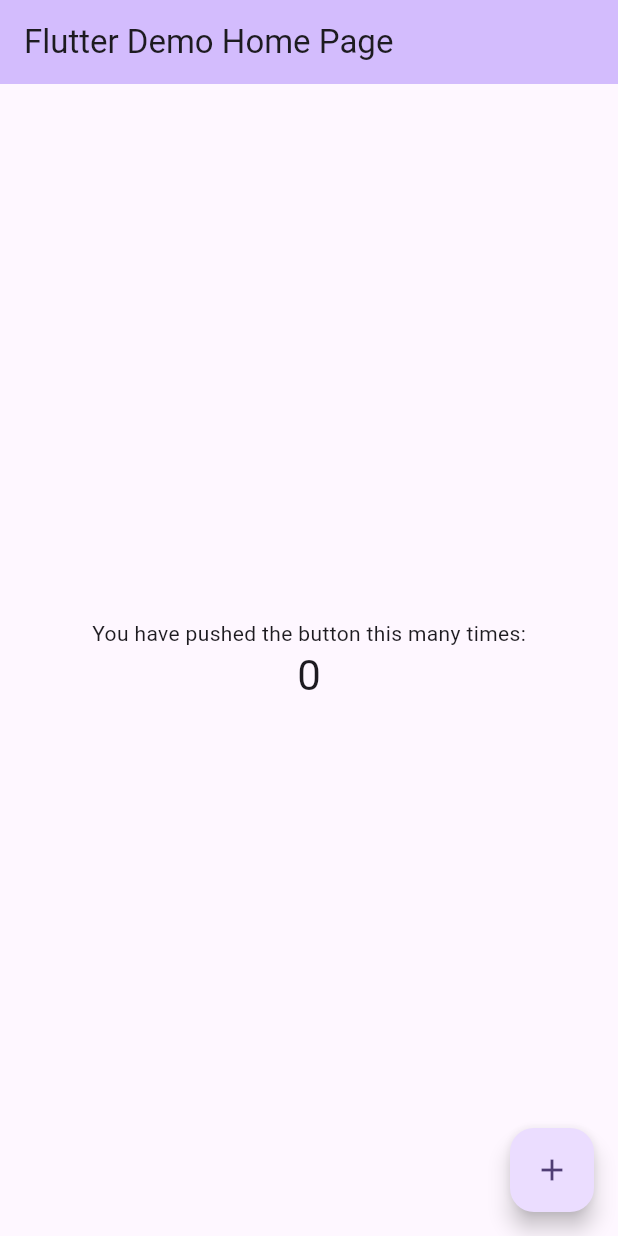
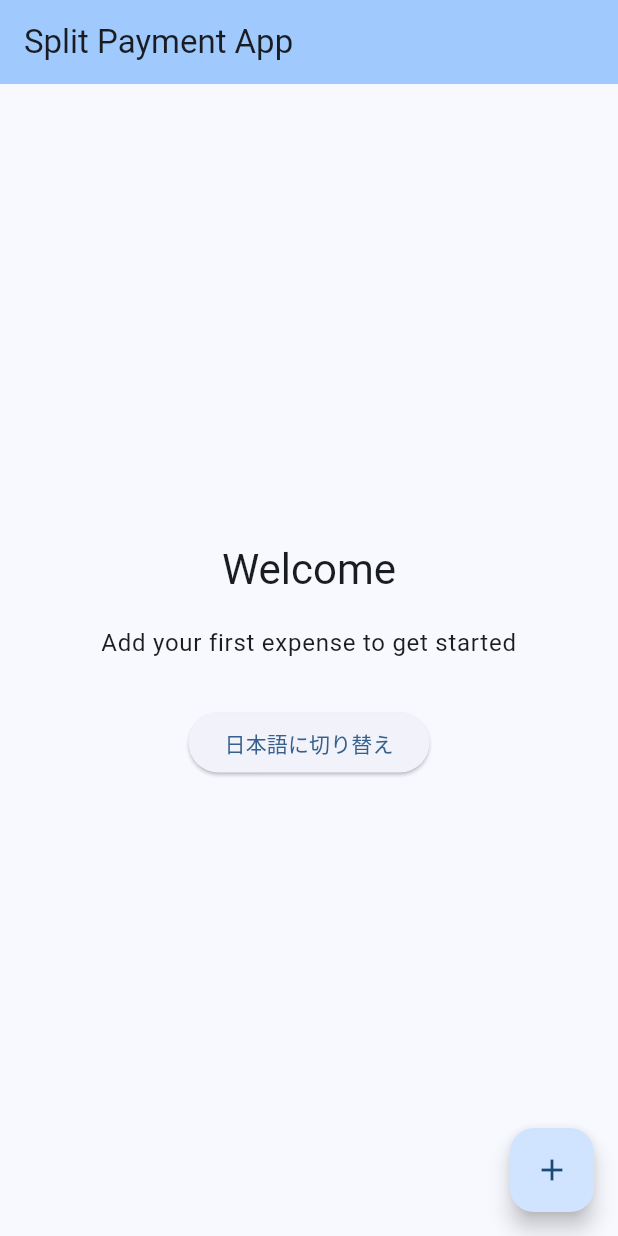
Before and after one commit to YamamotoDesu/split_payment_app, a Flutter app: the screen it shows after launch, on a phone screen of 412 x 824 dp. Run offline on Flutter 3.47's test engine with Material 3 defaults, Android fonts, the phone set to English and light mode, and no system bars; generated files the repository leaves out were written again.

Commit message:
feat: add i18n extension and update main.dart to use localization

```diff
--- a/lib/main.dart
+++ b/lib/main.dart
@@ -1,6 +1,9 @@
 import 'package:flutter/material.dart';
+import 'package:flutter_localizations/flutter_localizations.dart';
+import 'package:split_payment_app/l10n/app_localizations.dart';
+import 'package:split_payment_app/src/shared/extensions/i18n_extension.dart';
 
-void main() {
+void main() async {
   runApp(const MyApp());
 }
 
@@ -10,59 +13,99 @@ class MyApp extends StatelessWidget {
   @override
   Widget build(BuildContext context) {
     return MaterialApp(
-      title: 'Flutter Demo',
+      title: 'Split Payment App',
+      localizationsDelegates: const [
+        AppLocalizations.delegate,
+        GlobalMaterialLocalizations.delegate,
+        GlobalWidgetsLocalizations.delegate,
+        GlobalCupertinoLocalizations.delegate,
+      ],
+      supportedLocales: const [
+        Locale('en'),
+        Locale('ja'),
+      ],
       theme: ThemeData(
-        colorScheme: ColorScheme.fromSeed(seedColor: Colors.deepPurple),
+        colorScheme: ColorScheme.fromSeed(seedColor: Colors.blue),
+        useMaterial3: true,
       ),
-      home: const MyHomePage(title: 'Flutter Demo Home Page'),
+      home: const MyHomePage(),
     );
   }
 }
 
 class MyHomePage extends StatefulWidget {
-  const MyHomePage({
-    required this.title,
-    super.key,
-  });
-
-  final String title;
+  const MyHomePage({super.key});
 
   @override
   State<MyHomePage> createState() => _MyHomePageState();
 }
 
 class _MyHomePageState extends State<MyHomePage> {
-  int _counter = 0;
+  Locale _currentLocale = const Locale('en');
 
-  void _incrementCounter() {
+  void _toggleLocale() {
     setState(() {
-      _counter++;
+      _currentLocale = _currentLocale.languageCode == 'en'
+          ? const Locale('ja')
+          : const Locale('en');
     });
   }
 
   @override
   Widget build(BuildContext context) {
-    return Scaffold(
+    return MaterialApp(
+      title: context.l10n.appTitle,
+      locale: _currentLocale,
+      localizationsDelegates: const [
+        AppLocalizations.delegate,
+        GlobalMaterialLocalizations.delegate,
+        GlobalWidgetsLocalizations.delegate,
+        GlobalCupertinoLocalizations.delegate,
+      ],
+      supportedLocales: const [
+        Locale('en'),
+        Locale('ja'),
+      ],
+      theme: ThemeData(
+        colorScheme: ColorScheme.fromSeed(seedColor: Colors.blue),
+        useMaterial3: true,
+      ),
+      home: Scaffold(
         appBar: AppBar(
+          title: Text(context.l10n.appTitle),
           backgroundColor: Theme.of(context).colorScheme.inversePrimary,
-        title: Text(widget.title),
         ),
         body: Center(
           child: Column(
             mainAxisAlignment: MainAxisAlignment.center,
             children: <Widget>[
-            const Text('You have pushed the button this many times:'),
               Text(
-              '$_counter',
+                context.l10n.welcome,
                 style: Theme.of(context).textTheme.headlineMedium,
+              ),
+              const SizedBox(height: 20),
+              Text(
+                context.l10n.addYourFirstExpense,
+                style: Theme.of(context).textTheme.bodyLarge,
+                textAlign: TextAlign.center,
+              ),
+              const SizedBox(height: 30),
+              ElevatedButton(
+                onPressed: _toggleLocale,
+                child: Text(
+                  _currentLocale.languageCode == 'en'
+                      ? '日本語に切り替え'
+                      : 'Switch to English',
+                ),
               ),
             ],
           ),
         ),
         floatingActionButton: FloatingActionButton(
-        onPressed: _incrementCounter,
-        tooltip: 'Increment',
+          onPressed: () {},
+          tooltip: context.l10n.addExpense,
           child: const Icon(Icons.add),
+        ),
       ),
     );
   }
--- /dev/null
+++ b/lib/src/shared/extensions/i18n_extension.dart
@@ -0,0 +1,7 @@
+import 'package:flutter/material.dart';
+import 'package:split_payment_app/l10n/app_localizations.dart';
+
+extension I18nExtension on BuildContext {
+  /// Get the localized strings for the current context
+  AppLocalizations get l10n => AppLocalizations.of(this)!;
+}
```
Lines whose indentation alone changed are shown as unchanged.
